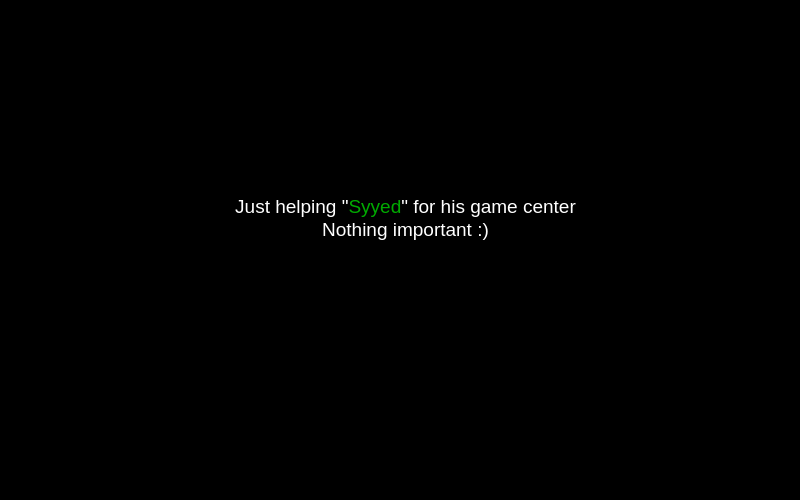
Before: the Qt Designer form aboutus.ui in rezaqomy/quse, drawn with Qt 5.
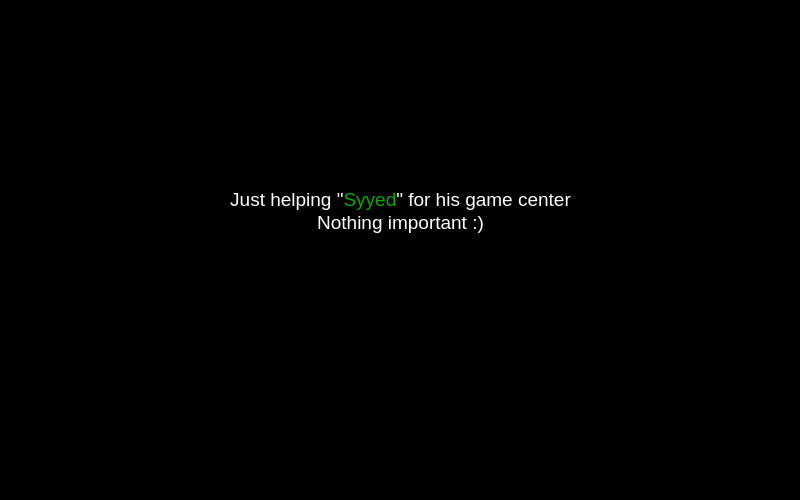
After: the same form once the commit is applied.

The edit to the form file:
```diff
--- a/aboutus.ui
+++ b/aboutus.ui
@@ -22,10 +22,10 @@
   <widget class="QTextBrowser" name="textBrowser">
    <property name="geometry">
     <rect>
-     <x>210</x>
-     <y>190</y>
-     <width>391</width>
-     <height>61</height>
+     <x>160</x>
+     <y>170</y>
+     <width>481</width>
+     <height>111</height>
     </rect>
    </property>
    <property name="html">
@@ -33,6 +33,7 @@
 &lt;html&gt;&lt;head&gt;&lt;meta name=&quot;qrichtext&quot; content=&quot;1&quot; /&gt;&lt;style type=&quot;text/css&quot;&gt;
 p, li { white-space: pre-wrap; }
 &lt;/style&gt;&lt;/head&gt;&lt;body style=&quot; font-family:'MS Shell Dlg 2'; font-size:8.25pt; font-weight:400; font-style:normal;&quot;&gt;
+&lt;p align=&quot;center&quot; style=&quot;-qt-paragraph-type:empty; margin-top:0px; margin-bottom:0px; margin-left:0px; margin-right:0px; -qt-block-indent:0; text-indent:0px;&quot;&gt;&lt;br /&gt;&lt;/p&gt;
 &lt;p align=&quot;center&quot; style=&quot; margin-top:0px; margin-bottom:0px; margin-left:0px; margin-right:0px; -qt-block-indent:0; text-indent:0px;&quot;&gt;&lt;span style=&quot; font-size:14pt; color:#ffffff;&quot;&gt;Just helping &amp;quot;&lt;/span&gt;&lt;span style=&quot; font-size:14pt; color:#00aa00;&quot;&gt;Syyed&lt;/span&gt;&lt;span style=&quot; font-size:14pt; color:#ffffff;&quot;&gt;&amp;quot; for his game center&lt;/span&gt;&lt;/p&gt;
 &lt;p align=&quot;center&quot; style=&quot; margin-top:0px; margin-bottom:0px; margin-left:0px; margin-right:0px; -qt-block-indent:0; text-indent:0px;&quot;&gt;&lt;span style=&quot; font-size:14pt; color:#ffffff;&quot;&gt;Nothing important :)&lt;/span&gt;&lt;/p&gt;&lt;/body&gt;&lt;/html&gt;</string>
    </property>
```
